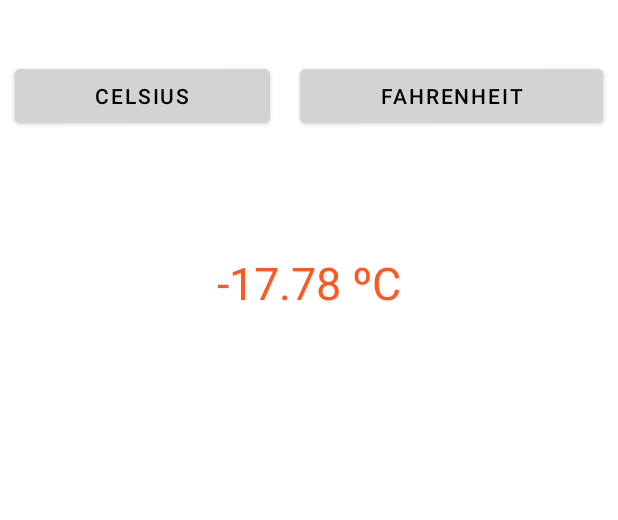
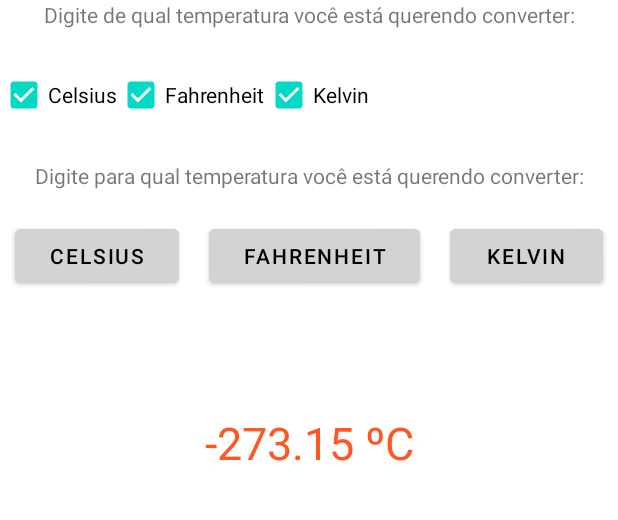
Before and after one commit to doc0185/IFSP_DesenvolvimentoMobile, an Android app: the screen it shows after launch (MainActivity), after a tap on "CELSIUS", on a phone screen of 412 x 824 dp, the part 224-744 px from its top. Run offline under Robolectric (Android 15) with nearby library versions, the phone set to English and light mode, and no system bars; 3 other taps on this screen came first.

Commit message:
Versão 3

```diff
--- a/app/src/main/java/com/example/app2_conversortemperatura/CelsiusStrategy.java
+++ b/app/src/main/java/com/example/app2_conversortemperatura/CelsiusStrategy.java
@@ -1,6 +1,6 @@
 package com.example.app2_conversortemperatura;
 
-public class CelsiusStrategy implements ConversorTemperatura{
+public class CelsiusStrategy{
 
     public static CelsiusStrategy instance = null;
     private CelsiusStrategy(){};
@@ -11,11 +11,18 @@ public class CelsiusStrategy implements ConversorTemperatura{
         return instance;
     }
 
-    @Override
-    public double getConversion(double temperaturaFah) {
+
+    public double conversionFromFah(double temperaturaFah) {
         double celsius;
         celsius = (temperaturaFah - 32)*5/9;
 
         return celsius;
     }
+
+    public double conversionFromKelvin(double temperaturaK){
+        double celsius;
+        celsius = temperaturaK - 273.15;
+
+        return celsius;
+    }
 }
--- a/app/src/main/java/com/example/app2_conversortemperatura/ConversorTemperatura.java
+++ /dev/null
@@ -1,5 +0,0 @@
-package com.example.app2_conversortemperatura;
-
-public interface ConversorTemperatura {
-    public abstract double getConversion(double temperatura);
-}
--- a/app/src/main/java/com/example/app2_conversortemperatura/MainActivity.java
+++ b/app/src/main/java/com/example/app2_conversortemperatura/MainActivity.java
@@ -5,6 +5,7 @@ import androidx.appcompat.app.AppCompatActivity;
 import android.os.Bundle;
 import android.view.View;
 import android.widget.Button;
+import android.widget.CheckBox;
 import android.widget.EditText;
 import android.widget.TextView;
 import android.widget.Toast;
@@ -15,6 +16,10 @@ public class MainActivity extends AppCompatActivity implements View.OnClickListe
     private Button coverterPCelsius;
 
     private Button coverterPFahrenheit;
+
+    private Button coverterPKelvin;
+
+    private int tipoTemperatura;
     private TextView valorConvertidoTextView;
 
     @Override
@@ -31,24 +36,102 @@ public class MainActivity extends AppCompatActivity implements View.OnClickListe
         coverterPFahrenheit = findViewById(R.id.button_converter_p_fahrenheit);
         coverterPFahrenheit.setOnClickListener(this);
 
+        coverterPKelvin = findViewById(R.id.button_converter_p_kelvin);
+        coverterPKelvin.setOnClickListener(this);
+
     }
 
+    public void onCheckboxClicked(View view) {
+        // Is the view now checked?
+        boolean checked = ((CheckBox) view).isChecked();
+
+        // Check which checkbox was clicked
+        switch(view.getId()) {
+            case R.id.checkbox_celsius:
+                if (checked){
+                    tipoTemperatura = 1;
+                }
+                break;
+            case R.id.checkbox_fahr:
+                if (checked){
+                    tipoTemperatura = 2;
+                }
+                break;
+            case R.id.checkbox_kelvin:
+                if (checked){
+                    tipoTemperatura = 3;
+                }
+                break;
+
+        }
+    }
     @Override
     public void onClick(View view) {
-        if(view == coverterPCelsius){
+
+        if(view == coverterPCelsius && tipoTemperatura==1){
+            double valorEscrito = getValue();
+
+            valorConvertidoTextView.setText(String.format("%.2f ºC", valorEscrito));
+        }
+
+        if(view == coverterPCelsius && tipoTemperatura==2){
             double valorEscrito = getValue();
             double valorCelsius;
-            valorCelsius = CelsiusStrategy.getIntance().getConversion(valorEscrito);
+            valorCelsius = CelsiusStrategy.getIntance().conversionFromFah(valorEscrito);
 
             valorConvertidoTextView.setText(String.format("%.2f ºC", valorCelsius));
         }
 
-        if (view == coverterPFahrenheit){
+        if(view == coverterPCelsius && tipoTemperatura==3){
+            double valorEscrito = getValue();
+            double valorCelsius;
+            valorCelsius = CelsiusStrategy.getIntance().conversionFromKelvin(valorEscrito);
+
+            valorConvertidoTextView.setText(String.format("%.2f ºC", valorCelsius));
+        }
+
+        if (view == coverterPFahrenheit && tipoTemperatura==1){
             double valorEscrito = getValue();
             double valorFahrenheit;
-            valorFahrenheit = FahrenheitStrategy.getIntance().getConversion(valorEscrito);
+            valorFahrenheit = FahrenheitStrategy.getIntance().conversionFromCel(valorEscrito);
 
             valorConvertidoTextView.setText(String.format("%.2f ºF", valorFahrenheit));
+        }
+
+        if(view == coverterPFahrenheit && tipoTemperatura==2){
+            double valorEscrito = getValue();
+
+            valorConvertidoTextView.setText(String.format("%.2f ºF", valorEscrito));
+        }
+
+        if (view == coverterPFahrenheit && tipoTemperatura==3){
+            double valorEscrito = getValue();
+            double valorFahrenheit;
+            valorFahrenheit = FahrenheitStrategy.getIntance().conversionFromKelvin(valorEscrito);
+
+            valorConvertidoTextView.setText(String.format("%.2f ºF", valorFahrenheit));
+        }
+
+        if (view == coverterPKelvin && tipoTemperatura==1){
+            double valorEscrito = getValue();
+            double valorKelvin;
+            valorKelvin = KelvinStrategy.getIntance().conversionFromCel(valorEscrito);
+
+            valorConvertidoTextView.setText(String.format("%.2f K", valorKelvin));
+        }
+
+        if (view == coverterPKelvin && tipoTemperatura==2){
+            double valorEscrito = getValue();
+            double valorKelvin;
+            valorKelvin = KelvinStrategy.getIntance().conversionFromFahrenheit(valorEscrito);
+
+            valorConvertidoTextView.setText(String.format("%.2f K", valorKelvin));
+        }
+
+        if(view == coverterPKelvin && tipoTemperatura==3){
+            double valorEscrito = getValue();
+
+            valorConvertidoTextView.setText(String.format("%.2f K", valorEscrito));
         }
     }
 
--- a/app/src/main/res/layout/activity_main.xml
+++ b/app/src/main/res/layout/activity_main.xml
@@ -6,6 +6,9 @@
     android:layout_width="match_parent"
     android:layout_height="match_parent"
     tools:context=".MainActivity">
+
+
+
 
     <EditText
         android:id="@+id/edittext_valor"
@@ -17,13 +20,56 @@
         android:hint="@string/temperatura"
         android:textColorHint="#aaa"/>
 
+
+    <TextView
+        android:layout_width="match_parent"
+        android:layout_height="wrap_content"
+        android:text="Digite de qual temperatura você está querendo converter:"
+        android:textAlignment="center"/>
+
     <LinearLayout
         android:layout_width="match_parent"
         android:layout_height="wrap_content"
-        android:layout_marginTop="40dp"
+        android:layout_marginTop="20dp"
+        android:layout_marginBottom="20dp"
+        android:orientation="horizontal">
+
+        <CheckBox
+            android:id="@+id/checkbox_celsius"
+            android:layout_width="wrap_content"
+            android:layout_height="wrap_content"
+            android:onClick="onCheckboxClicked"
+            android:text="Celsius"/>
+
+        <CheckBox
+            android:id="@+id/checkbox_fahr"
+            android:layout_width="wrap_content"
+            android:layout_height="wrap_content"
+            android:onClick="onCheckboxClicked"
+            android:text="Fahrenheit" />
+
+        <CheckBox
+            android:id="@+id/checkbox_kelvin"
+            android:layout_width="wrap_content"
+            android:layout_height="wrap_content"
+            android:onClick="onCheckboxClicked"
+            android:text="Kelvin" />
+
+
+    </LinearLayout>
+
+    <TextView
+        android:layout_width="match_parent"
+        android:layout_height="wrap_content"
+        android:text="Digite para qual temperatura você está querendo converter:"
+        android:textAlignment="center"/>
+
+    <LinearLayout
+        android:layout_width="match_parent"
+        android:layout_height="wrap_content"
+        android:layout_marginTop="20dp"
         android:layout_marginBottom="40dp"
         android:orientation="horizontal">
-
     <Button
         android:id="@+id/button_converter_p_celsius"
         android:layout_width="wrap_content"
@@ -47,6 +93,16 @@
         android:text="@string/fahrenheit"
         android:backgroundTint="#D3D3D3"/>
 
+        <Button
+            android:id="@+id/button_converter_p_kelvin"
+            android:layout_width="wrap_content"
+            android:layout_height="wrap_content"
+            android:layout_marginStart="10dp"
+            android:layout_marginEnd="10dp"
+            android:layout_weight="1"
+            android:textColor="@color/black"
+            android:text="@string/kelvin"
+            android:backgroundTint="#D3D3D3"/>
     </LinearLayout>
 
     <TextView
--- a/app/src/main/res/values/strings.xml
+++ b/app/src/main/res/values/strings.xml
@@ -7,4 +7,5 @@
     <string name="valor_convertido">Valor Convertido:</string>
     <string name="fahrenheit">Fahrenheit</string>
     <string name="celsius">Celsius</string>
+    <string name="kelvin">Kelvin</string>
 </resources>
```
Also changed, not shown: app/src/main/java/com/example/app2_conversortemperatura/FahrenheitStrategy.java (+11 -3 lines), app/src/main/java/com/example/app2_conversortemperatura/KelvinStrategy.java (added, +27 -0 lines). Lines whose indentation alone changed are shown as unchanged.
